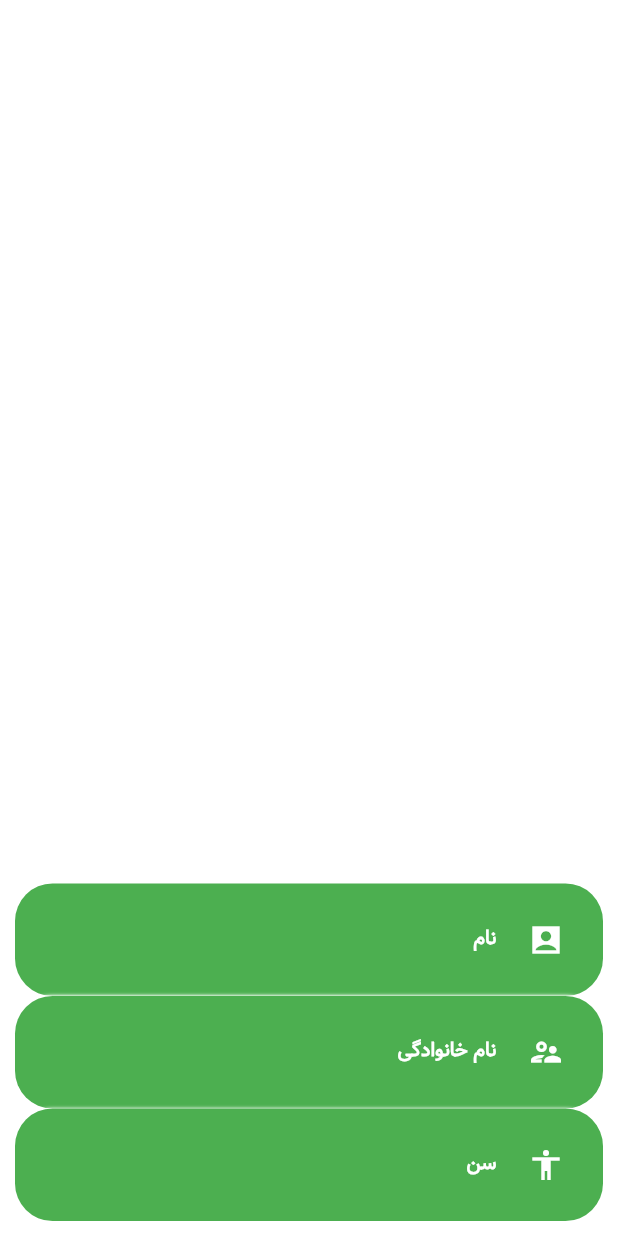
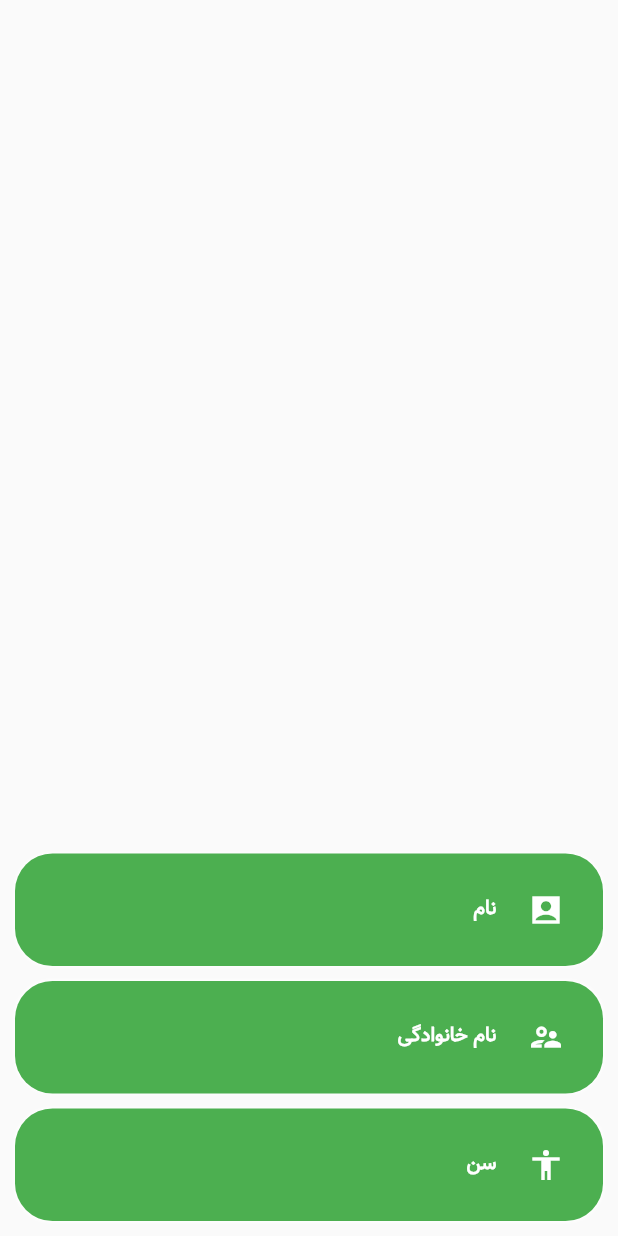
Before and after one commit to MadPad124/Adminor, a Flutter app: the CreateAccountPage screen opened directly, on a phone screen of 412 x 824 dp. Run offline on Flutter 3.47's test engine with Material 2 defaults, Android fonts, the phone set to English and light mode, and no system bars; our stand-ins replace animated_splash_screen, animated_text_kit, liquid_swipe, page_transition, shared_preferences, smooth_page_indicator; accounts and stored records are empty; project files that could hold a hidden picture were left out.

Commit message:
Login commit

```diff
--- a/lib/loginPages/createAccountPage.dart
+++ b/lib/loginPages/createAccountPage.dart
@@ -21,8 +21,6 @@
         },
         child: Directionality(
           textDirection: TextDirection.rtl,
-          child: Container(
-            color: Colors.white,
           child: Center(
             child: PageView(
               controller: pageViewController,
@@ -35,7 +33,6 @@
                 mainBackContainer(),
                 mainBackContainer(),
               ],
-              ),
             ),
           ),
         ),
@@ -92,7 +89,7 @@
       child: Container(
           padding:const EdgeInsets.all(10),
           decoration:const BoxDecoration(
-              color: Colors.white,
+              color: Colors.transparent,
               borderRadius:
               BorderRadius.all(Radius.circular(35))),
           child:
@@ -101,7 +98,9 @@
             crossAxisAlignment: CrossAxisAlignment.stretch,
             children: [
               nameBox(),
+              const SizedBox(height: 10),
               lastnameBox(),
+              const SizedBox(height: 10),
               ageBox(),
             ],
           ),
--- a/pubspec.yaml
+++ b/pubspec.yaml
@@ -34,6 +34,8 @@
   assets:
     - assets/images/
     - assets/images/greenshape.jpg
+    - assets/images/Login-Page-Background.jpg
+
 
 
 
```
Also changed, not shown: assets/images/greenshape.jpg (deleted). Lines whose indentation alone changed are shown as unchanged.
